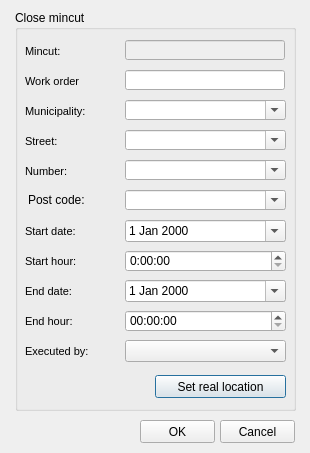
Giswater/giswater_qgis_plugin, file ui/mincut_fin.ui: the form before one commit.
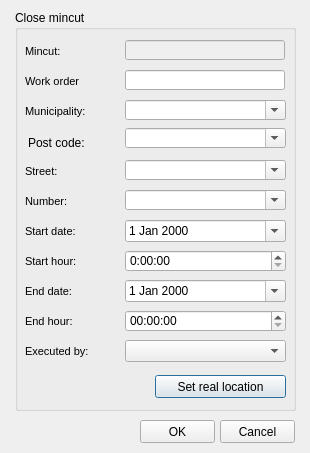
The form after the commit.

Patch:
```diff
--- a/ui/mincut_fin.ui
+++ b/ui/mincut_fin.ui
@@ -92,7 +92,7 @@
     <property name="geometry">
      <rect>
       <x>10</x>
-      <y>120</y>
+      <y>150</y>
       <width>90</width>
       <height>22</height>
      </rect>
@@ -373,7 +373,7 @@
     <property name="geometry">
      <rect>
       <x>10</x>
-      <y>150</y>
+      <y>180</y>
       <width>90</width>
       <height>22</height>
      </rect>
@@ -552,7 +552,7 @@
     <property name="geometry">
      <rect>
       <x>110</x>
-      <y>120</y>
+      <y>150</y>
       <width>161</width>
       <height>20</height>
      </rect>
@@ -568,7 +568,7 @@
     <property name="geometry">
      <rect>
       <x>110</x>
-      <y>180</y>
+      <y>118</y>
       <width>161</width>
       <height>20</height>
      </rect>
@@ -584,7 +584,7 @@
     <property name="geometry">
      <rect>
       <x>110</x>
-      <y>150</y>
+      <y>180</y>
       <width>161</width>
       <height>20</height>
      </rect>
@@ -613,7 +613,7 @@
     <property name="geometry">
      <rect>
       <x>13</x>
-      <y>182</y>
+      <y>125</y>
       <width>81</width>
       <height>16</height>
      </rect>
```
